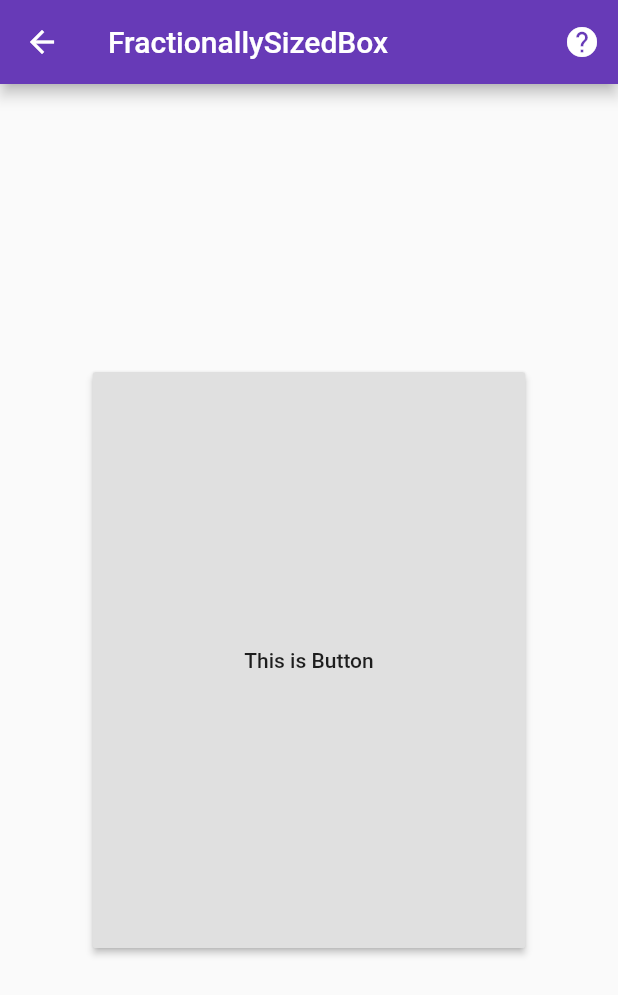
After one commit to sanjay-rb/100-Days-Of-Flutter-Widgets, a Flutter app: the Day51FractionallySizedBox screen opened directly, after a tap on the "help" icon, on a phone screen of 412 x 824 dp. The commit adds this screen. Shown: the top 995 px of the screen. Run offline on Flutter 3.47's test engine with Material 2 defaults, Android fonts, the phone set to English and light mode, and no system bars.

Commit message:
Day51 Completed with FractionallySizedBox

```diff
--- /dev/null
+++ b/hundred_days_of_flutter_widget/lib/day051_fractionally_sized_box.dart
@@ -0,0 +1,63 @@
+import 'package:flutter/material.dart';
+import 'package:url_launcher/url_launcher.dart';
+
+class BodyPage extends StatelessWidget {
+  const BodyPage({Key key}) : super(key: key);
+
+  @override
+  Widget build(BuildContext context) {
+    return Center(
+      /**
+       * ? what is FractionallySizedBox....
+       * ! we can able to sized the child by percentage or fractional....
+       */
+      child: FractionallySizedBox(
+        widthFactor: 0.7, // ! we can specify the width factor here....
+        heightFactor: 0.5, // ! we can specify the height factor here....
+        child: RaisedButton(
+          onPressed: () {
+            // show toast message....
+            Scaffold.of(context).showSnackBar(SnackBar(
+              content: Text(
+                "Button sized by 70% width and 50% height",
+                textAlign: TextAlign.center,
+              ),
+              duration: Duration(seconds: 1),
+            ));
+          },
+          child: Text("This is Button"),
+        ),
+      ),
+    );
+  }
+}
+
+class Day51FractionallySizedBox extends StatelessWidget {
+  const Day51FractionallySizedBox({Key key}) : super(key: key);
+
+  @override
+  Widget build(BuildContext context) {
+    return Scaffold(
+      body: BodyPage(),
+      appBar: AppBar(
+        title: Text("FractionallySizedBox"),
+        actions: <Widget>[
+          IconButton(
+            icon: Icon(Icons.help),
+            onPressed: () async {
+              const url =
+                  'https://github.com/sanjaysanju618/100-Days-Of-Flutter-Widgets/' +
+                      'blob/master/hundred_days_of_flutter_widget/' +
+                      'lib/day051_fractionally_sized_box.dart';
+              if (await canLaunch(url)) {
+                await launch(url);
+              } else {
+                throw 'Could not launch $url';
+              }
+            },
+          )
+        ],
+      ),
+    );
+  }
+}
--- a/hundred_days_of_flutter_widget/lib/main.dart
+++ b/hundred_days_of_flutter_widget/lib/main.dart
@@ -48,6 +48,7 @@ import 'package:hundreddaysofflutterwidget/day047_semantics.dart';
 import 'package:hundreddaysofflutterwidget/day048_constrained_box.dart';
 import 'package:hundreddaysofflutterwidget/day049_stack.dart';
 import 'package:hundreddaysofflutterwidget/day050_animated_opacity.dart';
+import 'package:hundreddaysofflutterwidget/day051_fractionally_sized_box.dart';
 import 'package:hundreddaysofflutterwidget/inherited_widget/day037_inherited_widget.dart';
 
 void main() {
@@ -132,7 +133,8 @@ class _MainPageState extends State<MainPage> {
     "Semantics": Day47Semantics(),
     "ConstrainedBox": Day48ConstrainedBox(),
     "Stack": Day49Stack(),
-    "AnimatedOpacity": Day50AnimatedOpacity()
+    "AnimatedOpacity": Day50AnimatedOpacity(),
+    "FractionallySizedBox": Day51FractionallySizedBox()
   };
 
   List _listTitle = [
@@ -185,7 +187,8 @@ class _MainPageState extends State<MainPage> {
     "Semantics",
     "ConstrainedBox",
     "Stack",
-    "AnimatedOpacity"
+    "AnimatedOpacity",
+    "FractionallySizedBox"
   ];
 
   List fliter = List<String>();
```
Also changed, not shown: 1 other file.
